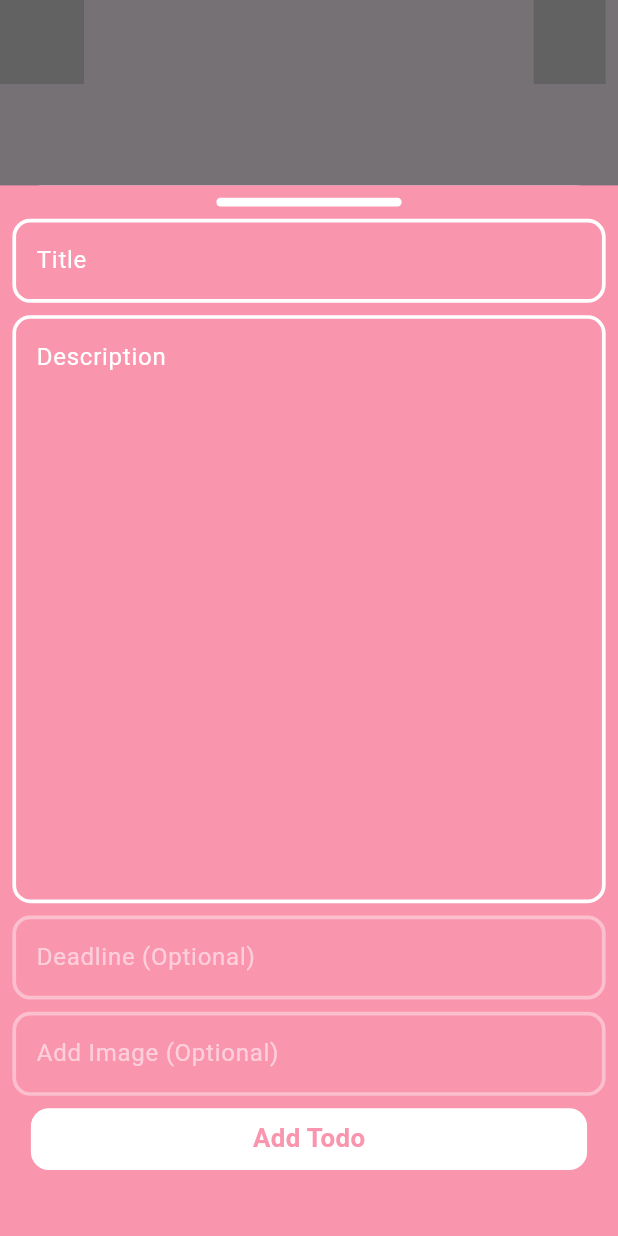
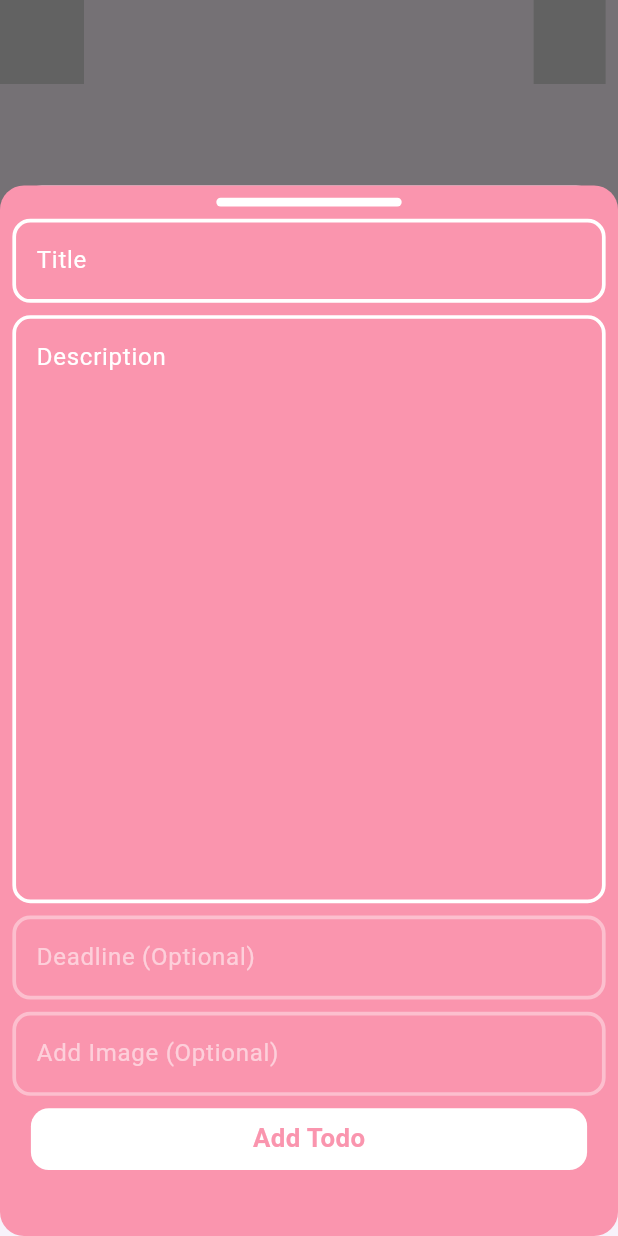
Before and after one commit to MohammedEmadSelim/todo_march26, a Flutter app: the HomeScreen screen opened directly, after a tap on the "add" icon, on a phone screen of 412 x 824 dp. Run offline on Flutter 3.47's test engine with Material 3 defaults, Android fonts, the phone set to English and light mode, and no system bars; our stand-ins replace bloc, easy_localization, firebase_auth, firebase_core, flutter_bloc, flutter_svg and 1 more; accounts and stored records are empty.

Commit message:
clean arch layers

```diff
--- a/lib/core/theme/app_colors.dart
+++ b/lib/core/theme/app_colors.dart
@@ -1,8 +1,11 @@
 import 'dart:ui';
+
+import 'package:flutter/material.dart';
 
 class AppColors {
   static const primaryPink = Color(0xffEA3F7E);
   static const secondaryPink = Color(0xffFA95AE);
   static const grey = Color(0xff949494);
   static const white = Color(0xffffffff);
+  static const red = Colors.red;
 }
--- /dev/null
+++ b/lib/features/auth/domain/repository/base_auth_repository.dart
@@ -0,0 +1,3 @@
+abstract class BaseAuthRepository {
+  Future<String> login(String email , String password);
+}
--- /dev/null
+++ b/lib/features/auth/presentation/controllers/auth_cubit/auth_cubit.dart
@@ -0,0 +1,22 @@
+import 'package:bloc/bloc.dart';
+import 'package:meta/meta.dart';
+import 'package:todo_march26/features/auth/data/repository/auth_repository_impelmenation.dart';
+import 'package:todo_march26/features/auth/domain/repository/base_auth_repository.dart';
+
+part 'auth_state.dart';
+
+class AuthCubit extends Cubit<AuthState> {
+  AuthCubit() : super(AuthInitial());
+
+  BaseAuthRepository _authRepository = AuthRepositoryImplementation();
+
+  Future<void> login(String email, String password) async {
+    emit(AuthLoginLoading());
+    var res = await _authRepository.login(email, password);
+    if (res == "200") {
+      emit(AuthLoginSuccess());
+    } else {
+      emit(AuthLoginFailure(res));
+    }
+  }
+}
--- /dev/null
+++ b/lib/features/auth/presentation/controllers/auth_cubit/auth_state.dart
@@ -0,0 +1,14 @@
+part of 'auth_cubit.dart';
+
+@immutable
+sealed class AuthState {}
+
+final class AuthInitial extends AuthState {}
+
+final class AuthLoginLoading extends AuthState {}
+final class AuthLoginSuccess extends AuthState {}
+final class AuthLoginFailure extends AuthState {
+  final String message;
+
+  AuthLoginFailure(this.message);
+}
--- a/lib/features/home_screen/presentation/ui_screens/home_screen.dart
+++ b/lib/features/home_screen/presentation/ui_screens/home_screen.dart
@@ -94,7 +94,10 @@ class HomeScreen extends StatelessWidget {
               padding: EdgeInsets.symmetric(horizontal: 2.w),
               height: 85.h,
               width: 100.w,
-              decoration: BoxDecoration(color: AppColors.secondaryPink),
+              decoration: BoxDecoration(
+                borderRadius: BorderRadius.circular(16.roundToDouble()),
+                color: AppColors.secondaryPink,
+              ),
               child: Column(
                 children: [
                   SizedBox(height: 1.h),
--- a/pubspec.yaml
+++ b/pubspec.yaml
@@ -37,6 +37,9 @@ dependencies:
   easy_localization: ^3.0.8
   sizer: ^3.1.3
   flutter_svg: ^2.2.4
+  firebase_core: ^4.7.0
+  flutter_bloc: ^9.1.1
+  firebase_auth: ^6.4.0
 
 dev_dependencies:
   flutter_test:
```
Also changed, not shown: lib/features/auth/data/repository/auth_repository_impelmenation.dart (added, +22 -0 lines), lib/features/auth/presentation/components/custom_auth_text_field.dart (+31 -5 lines), lib/features/auth/presentation/ui_screen/login_screen.dart (+66 -5 lines), lib/main.dart (+18 -9 lines), pubspec.lock, 5 other files.
